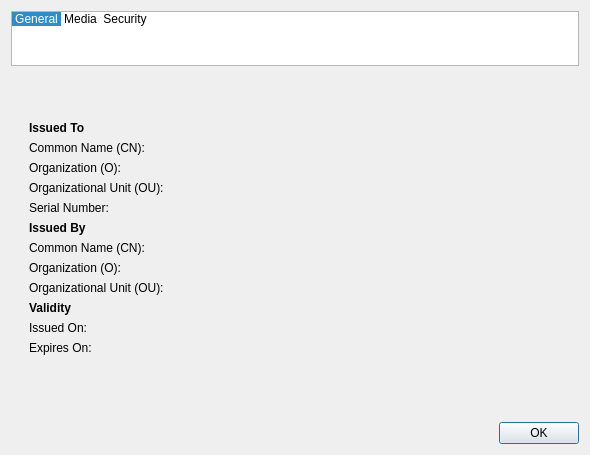
Above: src/webview/siteinfo.ui from QupZilla/qupzilla before the change. Below: the same form after it.
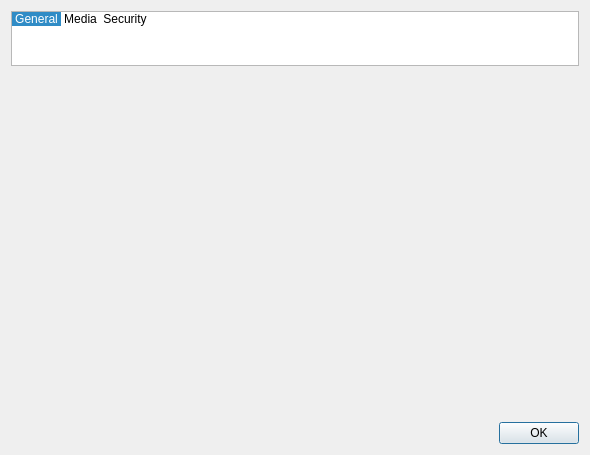
That is the form after the change. The open tabs and pages were chosen to show the change. Icons and pictures are not drawn. Custom widgets are drawn as their Qt base class.

What changed in the file:
```diff
--- a/src/webview/siteinfo.ui
+++ b/src/webview/siteinfo.ui
@@ -354,167 +354,14 @@
          </property>
         </widget>
        </item>
-       <item row="1" column="0">
-        <widget class="QFrame" name="certFrame">
-         <layout class="QFormLayout" name="formLayout_2">
-          <property name="fieldGrowthPolicy">
-           <enum>QFormLayout::AllNonFixedFieldsGrow</enum>
-          </property>
-          <item row="1" column="0" colspan="2">
-           <widget class="QLabel" name="label">
-            <property name="text">
-             <string>&lt;b&gt;Issued To&lt;/b&gt;</string>
-            </property>
-           </widget>
-          </item>
-          <item row="3" column="0">
-           <widget class="QLabel" name="label_4">
-            <property name="text">
-             <string>Common Name (CN):</string>
-            </property>
-           </widget>
-          </item>
-          <item row="3" column="1">
-           <widget class="SqueezeLabelV2" name="issuedToCN">
-            <property name="text">
-             <string/>
-            </property>
-           </widget>
-          </item>
-          <item row="4" column="0">
-           <widget class="QLabel" name="label_8">
-            <property name="text">
-             <string>Organization (O):</string>
-            </property>
-           </widget>
-          </item>
-          <item row="4" column="1">
-           <widget class="SqueezeLabelV2" name="issuedToO">
-            <property name="text">
-             <string/>
-            </property>
-           </widget>
-          </item>
-          <item row="5" column="0">
-           <widget class="QLabel" name="label_10">
-            <property name="text">
-             <string>Organizational Unit (OU):</string>
-            </property>
-           </widget>
-          </item>
-          <item row="5" column="1">
-           <widget class="SqueezeLabelV2" name="issuedToOU">
-            <property name="text">
-             <string/>
-            </property>
-           </widget>
-          </item>
-          <item row="6" column="0">
-           <widget class="QLabel" name="label_11">
-            <property name="text">
-             <string>Serial Number:</string>
-            </property>
-           </widget>
-          </item>
-          <item row="6" column="1">
-           <widget class="SqueezeLabelV2" name="issuedToSN">
-            <property name="text">
-             <string/>
-            </property>
-           </widget>
-          </item>
-          <item row="7" column="0">
-           <widget class="QLabel" name="label_16">
-            <property name="text">
-             <string>&lt;b&gt;Issued By&lt;/b&gt;</string>
-            </property>
-           </widget>
-          </item>
-          <item row="8" column="0">
-           <widget class="QLabel" name="label_17">
-            <property name="text">
-             <string>Common Name (CN):</string>
-            </property>
-           </widget>
-          </item>
-          <item row="8" column="1">
-           <widget class="SqueezeLabelV2" name="issuedByCN">
-            <property name="text">
-             <string/>
-            </property>
-           </widget>
-          </item>
-          <item row="9" column="0">
-           <widget class="QLabel" name="label_18">
-            <property name="text">
-             <string>Organization (O):</string>
-            </property>
-           </widget>
-          </item>
-          <item row="9" column="1">
-           <widget class="SqueezeLabelV2" name="issuedByO">
-            <property name="text">
-             <string/>
-            </property>
-           </widget>
-          </item>
-          <item row="10" column="0">
-           <widget class="QLabel" name="label_19">
-            <property name="text">
-             <string>Organizational Unit (OU):</string>
-            </property>
-           </widget>
-          </item>
-          <item row="10" column="1">
-           <widget class="SqueezeLabelV2" name="issuedByOU">
-            <property name="text">
-             <string/>
-            </property>
-           </widget>
-          </item>
-          <item row="11" column="0">
-           <widget class="QLabel" name="label_20">
-            <property name="text">
-             <string>&lt;b&gt;Validity&lt;/b&gt;</string>
-            </property>
-           </widget>
-          </item>
-          <item row="12" column="0">
-           <widget class="QLabel" name="label_21">
-            <property name="text">
-             <string>Issued On:</string>
-            </property>
-           </widget>
-          </item>
-          <item row="12" column="1">
-           <widget class="SqueezeLabelV2" name="validityIssuedOn">
-            <property name="text">
-             <string/>
-            </property>
-           </widget>
-          </item>
-          <item row="13" column="0">
-           <widget class="QLabel" name="label_22">
-            <property name="text">
-             <string>Expires On:</string>
-            </property>
-           </widget>
-          </item>
-          <item row="13" column="1">
-           <widget class="SqueezeLabelV2" name="validityExpiresOn">
-            <property name="text">
-             <string/>
-            </property>
-           </widget>
-          </item>
-         </layout>
-        </widget>
-       </item>
        <item row="2" column="0">
         <spacer name="verticalSpacer">
          <property name="orientation">
           <enum>Qt::Vertical</enum>
          </property>
+         <property name="sizeType">
+          <enum>QSizePolicy::Expanding</enum>
+         </property>
          <property name="sizeHint" stdset="0">
           <size>
            <width>20</width>
@@ -523,6 +370,9 @@
          </property>
         </spacer>
        </item>
+       <item row="1" column="0">
+        <layout class="QVBoxLayout" name="certFrame"/>
+       </item>
       </layout>
      </widget>
     </widget>
```
